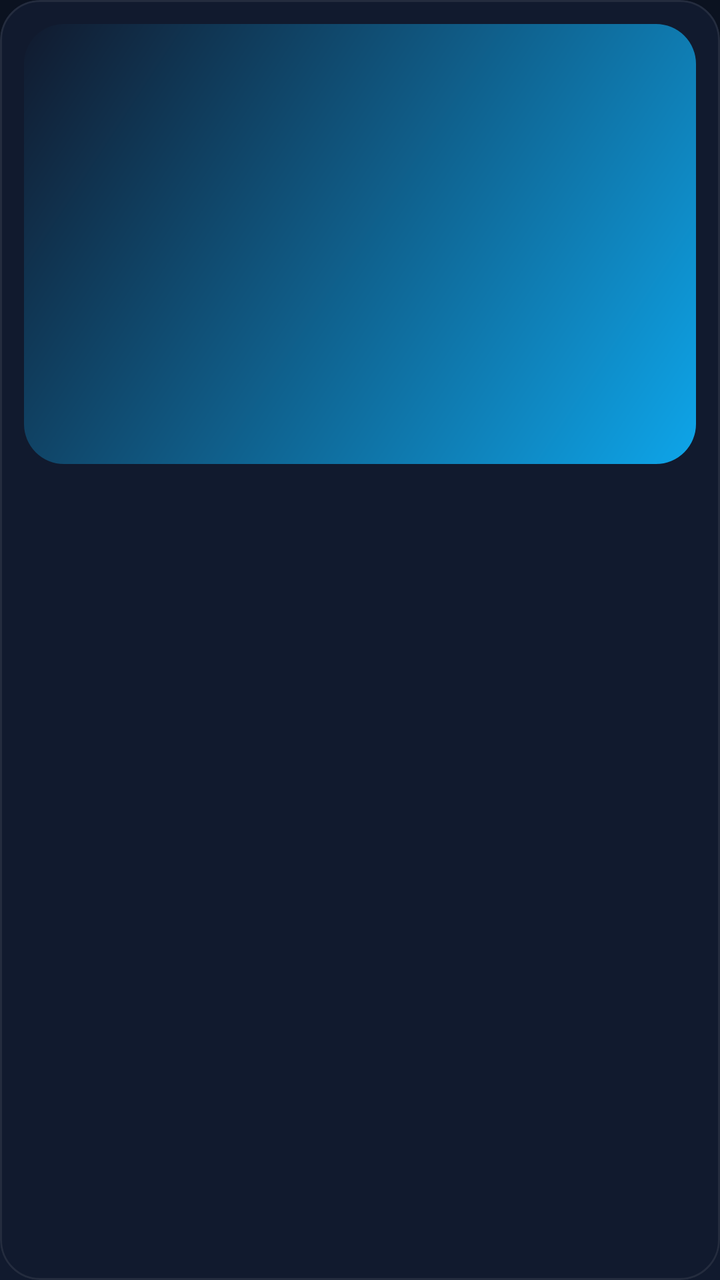
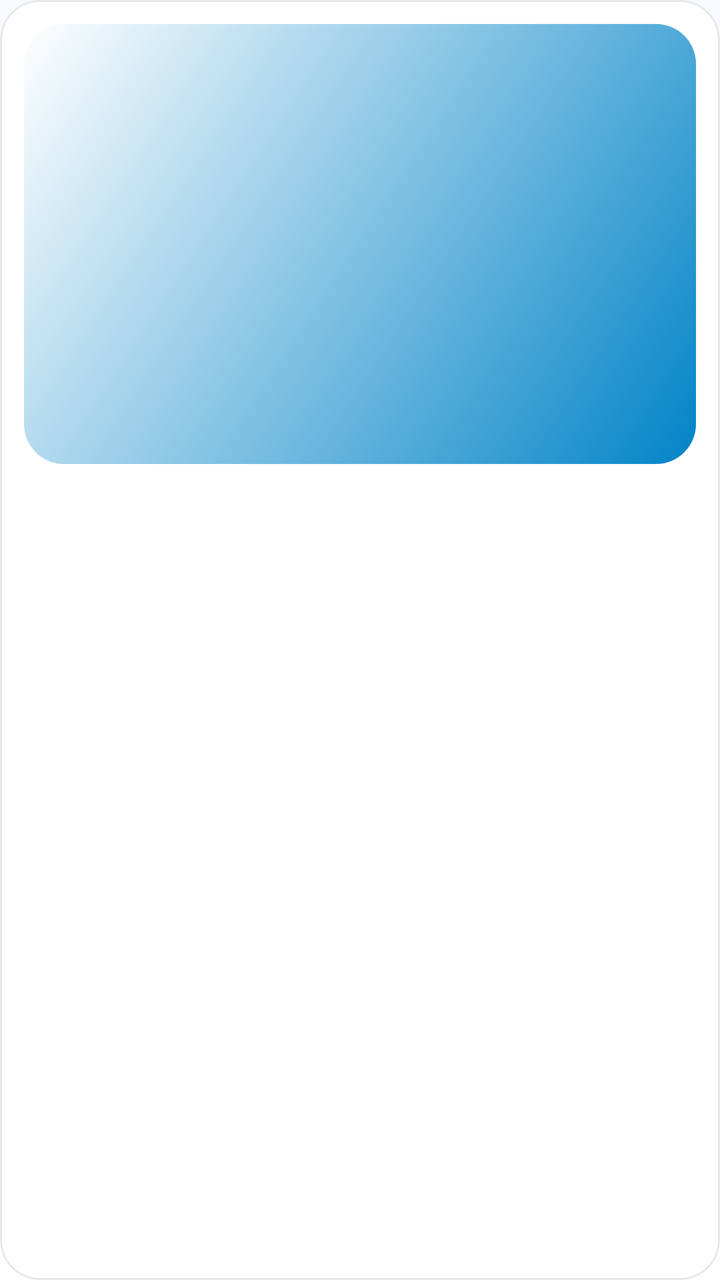

An Android layout rendered at two revisions. The XML below is the earlier revision; the diff shows what the commit changed to produce the second picture.
<!-- AndroidManifest.xml: another module's application theme Theme.MystMusic -->
<!-- res/layout/item_playlist_card.xml -->
<?xml version="1.0" encoding="utf-8"?>
<com.google.android.material.card.MaterialCardView xmlns:android="http://schemas.android.com/apk/res/android"
    xmlns:app="http://schemas.android.com/apk/res-auto"
    android:id="@+id/playlistCard"
    android:layout_width="match_parent"
    android:layout_height="wrap_content"
    android:layout_margin="8dp"
    android:clickable="true"
    android:focusable="true"
    app:cardBackgroundColor="@color/surface"
    app:cardCornerRadius="@dimen/corner_medium"
    app:cardElevation="0dp"
    app:strokeColor="@color/white_8"
    app:strokeWidth="1dp">

    <LinearLayout
        android:layout_width="match_parent"
        android:layout_height="wrap_content"
        android:orientation="vertical"
        android:padding="@dimen/space_s">

        <FrameLayout
            android:layout_width="match_parent"
            android:layout_height="220dp">

            <com.google.android.material.imageview.ShapeableImageView
                android:id="@+id/playlistCover"
                android:layout_width="match_parent"
                android:layout_height="match_parent"
                android:background="@drawable/bg_playlist_placeholder"
                android:contentDescription="@null"
                android:scaleType="centerCrop"
                app:shapeAppearanceOverlay="@style/ShapeAppearance.MystMusic.Cover" />

            <TextView
                android:id="@+id/playlistInitial"
                android:layout_width="wrap_content"
                android:layout_height="wrap_content"
                android:layout_gravity="center"
                android:fontFamily="sans-serif-medium"
                android:textColor="@color/white"
                android:textSize="56sp" />
        </FrameLayout>

        <TextView
            android:id="@+id/playlistName"
            android:layout_width="match_parent"
            android:layout_height="wrap_content"
            android:layout_marginTop="@dimen/space_s"
            android:ellipsize="end"
            android:fontFamily="sans-serif-medium"
            android:maxLines="1"
            android:textColor="@color/text"
            android:textSize="22sp" />
    </LinearLayout>
</com.google.android.material.card.MaterialCardView>
<!-- resources referenced by this layout -->
<resources>
  <color name="surface">#111A2E</color>
  <color name="text">#F1F5F9</color>
  <color name="white_8">#14FFFFFF</color>
  <!-- drawable bg_playlist_placeholder (drawable) -->
  <?xml version="1.0" encoding="utf-8"?>
  <shape xmlns:android="http://schemas.android.com/apk/res/android" android:shape="rectangle">
      <gradient android:angle="135" android:startColor="@color/sky_500" android:endColor="@color/surface" />
      <corners android:radius="16dp" />
  </shape>
  <style name="Theme.MystMusic" parent="Theme.Material3.Dark.NoActionBar">
          <item name="colorPrimary">@color/sky_400</item>
          <item name="colorOnPrimary">@color/bg</item>
          <item name="colorPrimaryContainer">@color/sky_500</item>
          <item name="colorOnPrimaryContainer">@color/bg</item>
          <item name="colorSecondary">@color/sky_500</item>
          <item name="colorOnSecondary">@color/text</item>
          <item name="colorSurface">@color/surface</item>
          <item name="colorOnSurface">@color/text</item>
          <item name="colorOnSurfaceVariant">@color/text_dim</item>
          <item name="colorError">@color/error</item>
          <item name="android:colorBackground">@color/bg</item>
          <item name="android:windowBackground">@drawable/bg_app</item>
          <item name="android:statusBarColor">@android:color/transparent</item>
          <item name="android:navigationBarColor">@android:color/transparent</item>
          <item name="android:windowLightStatusBar">false</item>
          <item name="android:windowLightNavigationBar">false</item>
          <item name="android:windowDrawsSystemBarBackgrounds">true</item>
          <item name="android:textColorPrimary">@color/text</item>
          <item name="android:textColorSecondary">@color/text_dim</item>
          <item name="materialAlertDialogTheme">@style/ThemeOverlay.MystMusic.Dialog</item>
          <item name="bottomSheetDialogTheme">@style/ThemeOverlay.MystMusic.BottomSheet</item>
          <item name="android:windowAnimationStyle">@style/Animation.MystMusic.Window</item>
          <item name="android:windowContentTransitions">true</item>
          <item name="android:forceDarkAllowed" tools:targetApi="q">false</item>
      </style>
  <color name="sky_500">#0EA5E9</color>
  <color name="bg">#0B1220</color>
  <color name="text_dim">#94A3B8</color>
  <color name="error">#F87171</color>
  <!-- drawable bg_app (drawable) -->
  <?xml version="1.0" encoding="utf-8"?>
  <shape xmlns:android="http://schemas.android.com/apk/res/android" android:shape="rectangle">
      <gradient android:angle="270" android:startColor="@color/bg" android:endColor="@color/surface" />
  </shape>
  <style name="ThemeOverlay.MystMusic.Dialog" parent="ThemeOverlay.Material3.MaterialAlertDialog">
          <item name="colorSurface">@color/surface_alt</item>
          <item name="colorOnSurface">@color/text</item>
          <item name="colorPrimary">@color/sky_400</item>
          <item name="android:windowBackground">@color/transparent</item>
          <item name="android:windowAnimationStyle">@style/Animation.MystMusic.Dialog</item>
      </style>
  <color name="surface_alt">#16223A</color>
  <style name="Widget.MystMusic.BottomSheet" parent="Widget.Material3.BottomSheet.Modal">
          <item name="backgroundTint">@color/surface_alt</item>
          <item name="shapeAppearanceOverlay">@style/ShapeAppearance.MystMusic.BottomSheet</item>
      </style>
  <!-- unchanged entries left out for length: 10 -->
</resources>

<!-- the commit's change to res/layout/item_playlist_card.xml (unified diff, before → after) -->
@@ -7,10 +7,10 @@
     android:layout_margin="8dp"
     android:clickable="true"
     android:focusable="true"
-    app:cardBackgroundColor="@color/surface"
+    app:cardBackgroundColor="?attr/mystSurface"
     app:cardCornerRadius="@dimen/corner_medium"
     app:cardElevation="0dp"
-    app:strokeColor="@color/white_8"
+    app:strokeColor="?attr/mystStroke"
     app:strokeWidth="1dp">
 
     <LinearLayout
@@ -38,7 +38,7 @@
                 android:layout_height="wrap_content"
                 android:layout_gravity="center"
                 android:fontFamily="sans-serif-medium"
-                android:textColor="@color/white"
+                android:textColor="?attr/mystOnImage"
                 android:textSize="56sp" />
         </FrameLayout>
 
@@ -50,7 +50,7 @@
             android:ellipsize="end"
             android:fontFamily="sans-serif-medium"
             android:maxLines="1"
-            android:textColor="@color/text"
+            android:textColor="?attr/mystOnSurface"
             android:textSize="22sp" />
     </LinearLayout>
 </com.google.android.material.card.MaterialCardView>
<!-- resource entries referenced after the edit -->
@@ -1,59 +1,100 @@
 <!-- resources referenced by this layout -->
 <resources>
-  <color name="surface">#111A2E</color>
-  <color name="text">#F1F5F9</color>
-  <color name="white_8">#14FFFFFF</color>
   <!-- drawable bg_playlist_placeholder (drawable) -->
   <?xml version="1.0" encoding="utf-8"?>
   <shape xmlns:android="http://schemas.android.com/apk/res/android" android:shape="rectangle">
-      <gradient android:angle="135" android:startColor="@color/sky_500" android:endColor="@color/surface" />
+      <gradient android:angle="135" android:startColor="?attr/mystAccentDark" android:endColor="?attr/mystSurface" />
       <corners android:radius="16dp" />
   </shape>
-  <style name="Theme.MystMusic" parent="Theme.Material3.Dark.NoActionBar">
-          <item name="colorPrimary">@color/sky_400</item>
-          <item name="colorOnPrimary">@color/bg</item>
-          <item name="colorPrimaryContainer">@color/sky_500</item>
-          <item name="colorOnPrimaryContainer">@color/bg</item>
-          <item name="colorSecondary">@color/sky_500</item>
-          <item name="colorOnSecondary">@color/text</item>
-          <item name="colorSurface">@color/surface</item>
-          <item name="colorOnSurface">@color/text</item>
-          <item name="colorOnSurfaceVariant">@color/text_dim</item>
-          <item name="colorError">@color/error</item>
-          <item name="android:colorBackground">@color/bg</item>
+  <style name="Theme.MystMusic" parent="Theme.MystMusic.Base">
+          <item name="colorPrimary">@color/light_accent</item>
+          <item name="colorOnPrimary">@color/on_accent</item>
+          <item name="colorPrimaryContainer">@color/sky_400</item>
+          <item name="colorOnPrimaryContainer">@color/on_accent</item>
+          <item name="colorSecondary">@color/light_accent_text</item>
+          <item name="colorOnSecondary">@color/on_accent</item>
+          <item name="colorSurface">@color/light_surface</item>
+          <item name="colorOnSurface">@color/light_text</item>
+          <item name="colorSurfaceVariant">@color/light_surface_alt</item>
+          <item name="colorOnSurfaceVariant">@color/light_text_dim</item>
+          <item name="colorOutline">@color/light_stroke_strong</item>
+          <item name="colorError">@color/light_error</item>
+          <item name="colorOnError">@color/white</item>
+          <item name="colorControlNormal">@color/light_text_dim</item>
+          <item name="colorControlActivated">@color/light_accent</item>
+          <item name="colorControlHighlight">@color/accent_alpha_24</item>
+          <item name="android:colorBackground">@color/light_bg</item>
+          <item name="android:textColorPrimary">@color/light_text</item>
+          <item name="android:textColorSecondary">@color/light_text_dim</item>
+          <item name="android:windowLightStatusBar" tools:targetApi="m">true</item>
+          <item name="android:windowLightNavigationBar" tools:targetApi="o_mr1">true</item>
+  
+          <item name="mystBackground">@color/light_bg</item>
+          <item name="mystSurface">@color/light_surface</item>
+          <item name="mystSurfaceAlt">@color/light_surface_alt</item>
+          <item name="mystOnSurface">@color/light_text</item>
+          <item name="mystOnSurfaceDim">@color/light_text_dim</item>
+          <item name="mystNavbarBg">@color/light_navbar</item>
+          <item name="mystStroke">@color/light_stroke</item>
+          <item name="mystStrokeStrong">@color/light_stroke_strong</item>
+          <item name="mystGradientStart">@color/light_bg</item>
+          <item name="mystGradientEnd">@color/light_surface_alt</item>
+          <item name="mystAccent">@color/light_accent</item>
+          <item name="mystAccentDark">@color/light_accent_dark</item>
+          <item name="mystAccentText">@color/light_accent_text</item>
+          <item name="mystOnAccent">@color/on_accent</item>
+          <item name="mystOnImage">@color/on_image</item>
+          <item name="mystImageScrim">@color/image_scrim</item>
+          <item name="mystPlayerScrim">@color/light_player_scrim</item>
+          <item name="mystError">@color/light_error</item>
+          <item name="mystSuccess">@color/light_success</item>
+          <item name="mystAccentAlpha16">@color/accent_alpha_16</item>
+          <item name="mystAccentAlpha24">@color/accent_alpha_24</item>
+      </style>
+  <style name="Theme.MystMusic.Base" parent="Theme.Material3.DayNight.NoActionBar">
           <item name="android:windowBackground">@drawable/bg_app</item>
           <item name="android:statusBarColor">@android:color/transparent</item>
           <item name="android:navigationBarColor">@android:color/transparent</item>
-          <item name="android:windowLightStatusBar">false</item>
-          <item name="android:windowLightNavigationBar">false</item>
           <item name="android:windowDrawsSystemBarBackgrounds">true</item>
-          <item name="android:textColorPrimary">@color/text</item>
-          <item name="android:textColorSecondary">@color/text_dim</item>
+          <item name="android:windowContentTransitions">true</item>
+          <item name="android:forceDarkAllowed" tools:targetApi="q">false</item>
           <item name="materialAlertDialogTheme">@style/ThemeOverlay.MystMusic.Dialog</item>
           <item name="bottomSheetDialogTheme">@style/ThemeOverlay.MystMusic.BottomSheet</item>
           <item name="android:windowAnimationStyle">@style/Animation.MystMusic.Window</item>
-          <item name="android:windowContentTransitions">true</item>
-          <item name="android:forceDarkAllowed" tools:targetApi="q">false</item>
       </style>
-  <color name="sky_500">#0EA5E9</color>
-  <color name="bg">#0B1220</color>
-  <color name="text_dim">#94A3B8</color>
-  <color name="error">#F87171</color>
+  <color name="light_accent">#0EA5E9</color>
+  <color name="on_accent">#04202E</color>
+  <color name="light_accent_text">#0369A1</color>
+  <color name="light_surface">#FFFFFF</color>
+  <color name="light_text">#0F172A</color>
+  <color name="light_surface_alt">#E8F3FC</color>
+  <color name="light_text_dim">#475569</color>
+  <color name="light_stroke_strong">#330F172A</color>
+  <color name="light_error">#DC2626</color>
+  <color name="accent_alpha_24">#3D38BDF8</color>
+  <color name="light_bg">#F6FAFE</color>
+  <color name="light_navbar">#EBFFFFFF</color>
+  <color name="light_stroke">#1A0F172A</color>
+  <color name="light_accent_dark">#0284C7</color>
+  <color name="on_image">#FFFFFF</color>
+  <color name="image_scrim">#80000000</color>
+  <color name="light_player_scrim">#CCF6FAFE</color>
+  <color name="light_success">#15803D</color>
+  <color name="accent_alpha_16">#2938BDF8</color>
   <!-- drawable bg_app (drawable) -->
   <?xml version="1.0" encoding="utf-8"?>
   <shape xmlns:android="http://schemas.android.com/apk/res/android" android:shape="rectangle">
-      <gradient android:angle="270" android:startColor="@color/bg" android:endColor="@color/surface" />
+      <gradient android:angle="270" android:startColor="?attr/mystBackground" android:endColor="?attr/mystSurface" />
   </shape>
   <style name="ThemeOverlay.MystMusic.Dialog" parent="ThemeOverlay.Material3.MaterialAlertDialog">
-          <item name="colorSurface">@color/surface_alt</item>
-          <item name="colorOnSurface">@color/text</item>
-          <item name="colorPrimary">@color/sky_400</item>
+          <item name="colorSurface">?attr/mystSurfaceAlt</item>
+          <item name="colorOnSurface">?attr/mystOnSurface</item>
+          <item name="colorPrimary">?attr/mystAccentText</item>
           <item name="android:windowBackground">@color/transparent</item>
           <item name="android:windowAnimationStyle">@style/Animation.MystMusic.Dialog</item>
       </style>
-  <color name="surface_alt">#16223A</color>
   <style name="Widget.MystMusic.BottomSheet" parent="Widget.Material3.BottomSheet.Modal">
-          <item name="backgroundTint">@color/surface_alt</item>
+          <item name="backgroundTint">?attr/mystSurfaceAlt</item>
           <item name="shapeAppearanceOverlay">@style/ShapeAppearance.MystMusic.BottomSheet</item>
       </style>
   <!-- unchanged entries left out for length: 10 -->
